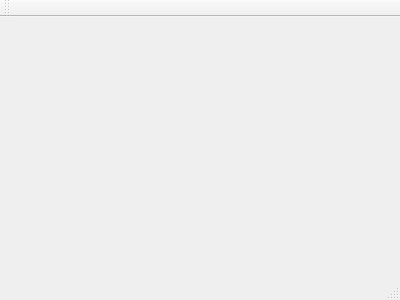
The window that ultimateclick_serveur.ui (caronf/cll12-ultimateClick-Serveur) describes before a commit, drawn with Qt 5.
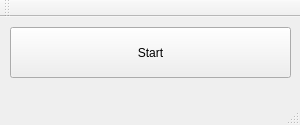
The same window after the commit.

The edit to the form file:
```diff
--- a/ultimateclick_serveur.ui
+++ b/ultimateclick_serveur.ui
@@ -1,24 +1,77 @@
 <ui version="4.0">
  <class>ultimateClick_serveur</class>
- <widget class="QMainWindow" name="ultimateClick_serveur" >
-  <property name="geometry" >
+ <widget class="QMainWindow" name="ultimateClick_serveur">
+  <property name="geometry">
    <rect>
     <x>0</x>
     <y>0</y>
-    <width>400</width>
-    <height>300</height>
+    <width>300</width>
+    <height>125</height>
    </rect>
   </property>
-  <property name="windowTitle" >
+  <property name="sizePolicy">
+   <sizepolicy hsizetype="Preferred" vsizetype="Preferred">
+    <horstretch>0</horstretch>
+    <verstretch>0</verstretch>
+   </sizepolicy>
+  </property>
+  <property name="minimumSize">
+   <size>
+    <width>300</width>
+    <height>125</height>
+   </size>
+  </property>
+  <property name="maximumSize">
+   <size>
+    <width>300</width>
+    <height>125</height>
+   </size>
+  </property>
+  <property name="baseSize">
+   <size>
+    <width>300</width>
+    <height>125</height>
+   </size>
+  </property>
+  <property name="windowTitle">
    <string>ultimateClick_serveur</string>
   </property>
-  <widget class="QMenuBar" name="menuBar" />
-  <widget class="QToolBar" name="mainToolBar" />
-  <widget class="QWidget" name="centralWidget" />
-  <widget class="QStatusBar" name="statusBar" />
+  <widget class="QWidget" name="centralWidget">
+   <widget class="QPushButton" name="btnStartStop">
+    <property name="geometry">
+     <rect>
+      <x>10</x>
+      <y>10</y>
+      <width>281</width>
+      <height>51</height>
+     </rect>
+    </property>
+    <property name="text">
+     <string>Start</string>
+    </property>
+   </widget>
+  </widget>
+  <widget class="QMenuBar" name="menuBar">
+   <property name="geometry">
+    <rect>
+     <x>0</x>
+     <y>0</y>
+     <width>300</width>
+     <height>25</height>
+    </rect>
+   </property>
+  </widget>
+  <widget class="QToolBar" name="mainToolBar">
+   <attribute name="toolBarArea">
+    <enum>TopToolBarArea</enum>
+   </attribute>
+   <attribute name="toolBarBreak">
+    <bool>false</bool>
+   </attribute>
+  </widget>
+  <widget class="QStatusBar" name="statusBar"/>
  </widget>
- <layoutDefault spacing="6" margin="11" />
- <pixmapfunction></pixmapfunction>
+ <layoutdefault spacing="6" margin="11"/>
  <resources/>
  <connections/>
 </ui>
```
Left out of the diff: 1 changed line with no effect on the pictures.
